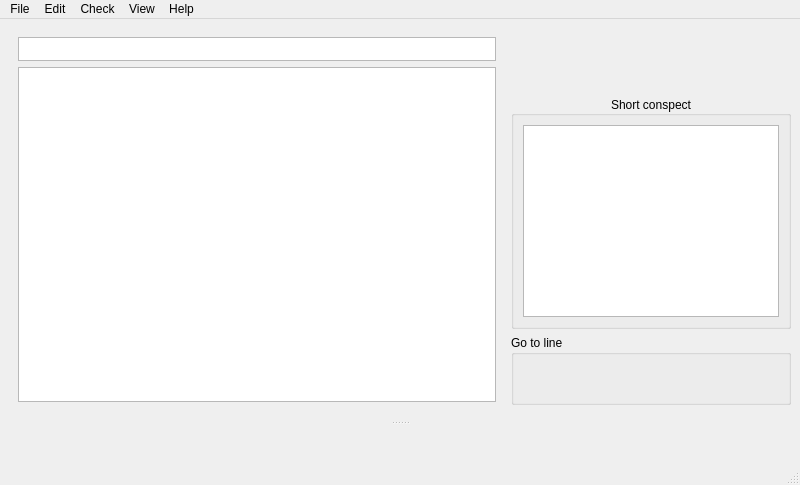
Above: ui/mainwindow.ui from baziorek/STC_editor before the change. Below: the same form after it.
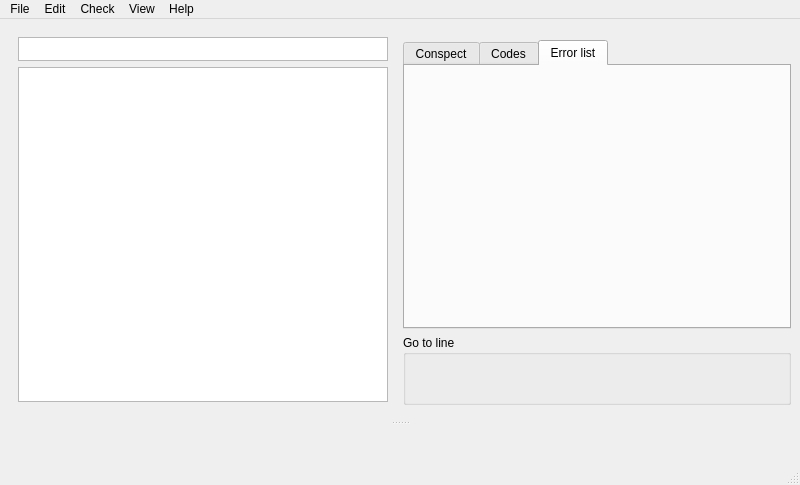
That is the form after the change. The open tabs and pages were chosen to show the change. Icons and pictures are not drawn. Custom widgets are drawn as their Qt base class.

```diff
--- a/ui/mainwindow.ui
+++ b/ui/mainwindow.ui
@@ -16,36 +16,20 @@
   <widget class="QWidget" name="centralwidget">
    <layout class="QGridLayout" name="gridLayout">
     <item row="3" column="1">
-     <widget class="ErrorList" name="errorsInText" native="true">
-      <property name="sizePolicy">
-       <sizepolicy hsizetype="Minimum" vsizetype="MinimumExpanding">
-        <horstretch>0</horstretch>
-        <verstretch>0</verstretch>
-       </sizepolicy>
-      </property>
-     </widget>
-    </item>
-    <item row="5" column="1">
-     <widget class="GoToLineWidget" name="goToLineGroupBox">
-      <property name="minimumSize">
+     <widget class="QTabWidget" name="contextsTabWidget">
+      <property name="maximumSize">
        <size>
-        <width>0</width>
-        <height>70</height>
+        <width>400</width>
+        <height>16777215</height>
        </size>
       </property>
-      <property name="title">
-       <string>Go to line</string>
+      <property name="currentIndex">
+       <number>1</number>
       </property>
-     </widget>
-    </item>
-    <item row="4" column="1">
-     <widget class="QGroupBox" name="contextGroup">
-      <property name="title">
-       <string>Short conspect</string>
-      </property>
-      <property name="alignment">
-       <set>Qt::AlignmentFlag::AlignCenter</set>
-      </property>
+      <widget class="QWidget" name="conspect">
+       <attribute name="title">
+        <string>Conspect</string>
+       </attribute>
       <layout class="QVBoxLayout" name="verticalLayout_3">
        <item>
         <widget class="FilteredTagTableWidget" name="contextTableWidget">
@@ -65,8 +49,42 @@
        </item>
       </layout>
      </widget>
-    </item>
-    <item row="0" column="0" rowspan="7">
+      <widget class="QWidget" name="codes">
+       <attribute name="title">
+        <string>Codes</string>
+       </attribute>
+       <layout class="QVBoxLayout" name="verticalLayout_4">
+        <item>
+         <widget class="CodeBlocksTableWidget" name="codesListTableWidget"/>
+        </item>
+       </layout>
+      </widget>
+      <widget class="QWidget" name="errors">
+       <attribute name="title">
+        <string>Error list</string>
+       </attribute>
+       <layout class="QVBoxLayout" name="verticalLayout_5">
+        <item>
+         <widget class="ErrorList" name="errorsInText" native="true">
+          <property name="sizePolicy">
+           <sizepolicy hsizetype="Preferred" vsizetype="Preferred">
+            <horstretch>0</horstretch>
+            <verstretch>0</verstretch>
+           </sizepolicy>
+          </property>
+          <property name="maximumSize">
+           <size>
+            <width>300</width>
+            <height>16777215</height>
+           </size>
+          </property>
+         </widget>
+        </item>
+       </layout>
+      </widget>
+     </widget>
+    </item>
+    <item row="0" column="0" rowspan="6">
      <widget class="QWidget" name="containerForCodeEditorAndBreadcromb" native="true">
       <property name="minimumSize">
        <size>
@@ -121,6 +139,19 @@
       </layout>
      </widget>
     </item>
+    <item row="4" column="1">
+     <widget class="GoToLineWidget" name="goToLineGroupBox">
+      <property name="minimumSize">
+       <size>
+        <width>0</width>
+        <height>70</height>
+       </size>
+      </property>
+      <property name="title">
+       <string>Go to line</string>
+      </property>
+     </widget>
+    </item>
     <item row="0" column="1" rowspan="2">
      <widget class="StcTagsButtons" name="buttonsEmittingStc">
       <property name="frameShape">
@@ -403,6 +434,11 @@
    <extends>QTableWidget</extends>
    <header>widgets/filteredtagtablewidget.h</header>
   </customwidget>
+  <customwidget>
+   <class>CodeBlocksTableWidget</class>
+   <extends>QTableWidget</extends>
+   <header>widgets/CodeBlocksTableWidget.h</header>
+  </customwidget>
  </customwidgets>
  <resources/>
  <connections>
```
Left out of the diff: 2 changed lines with no effect on the pictures. Lines whose indentation alone changed are shown as unchanged.
